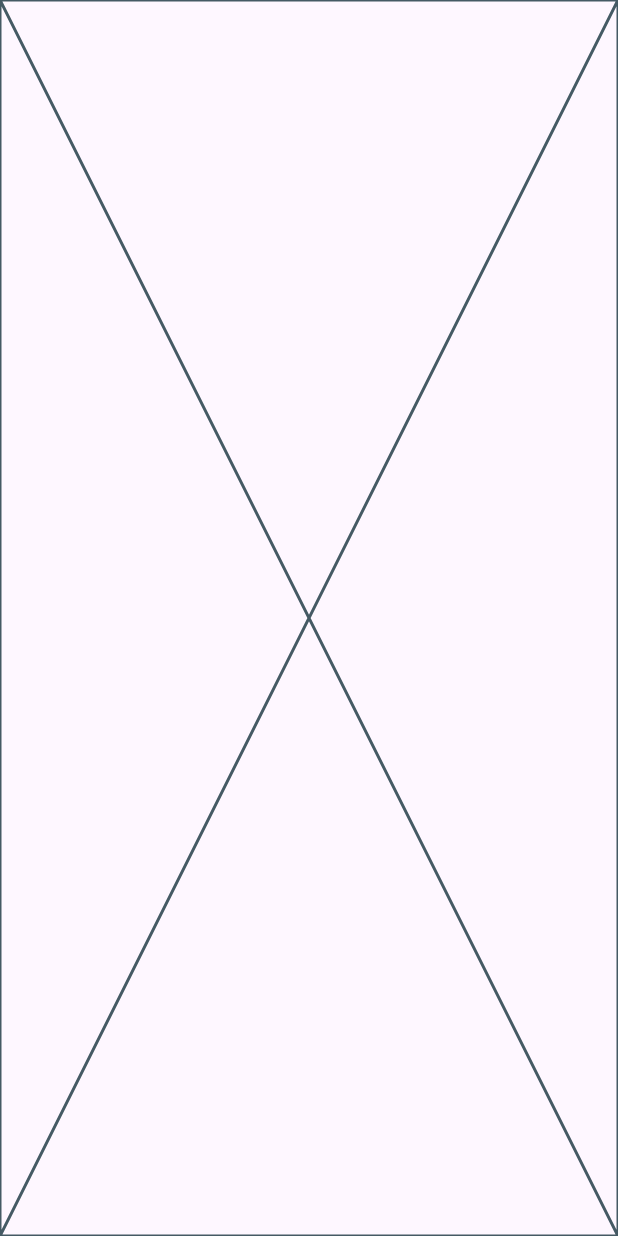
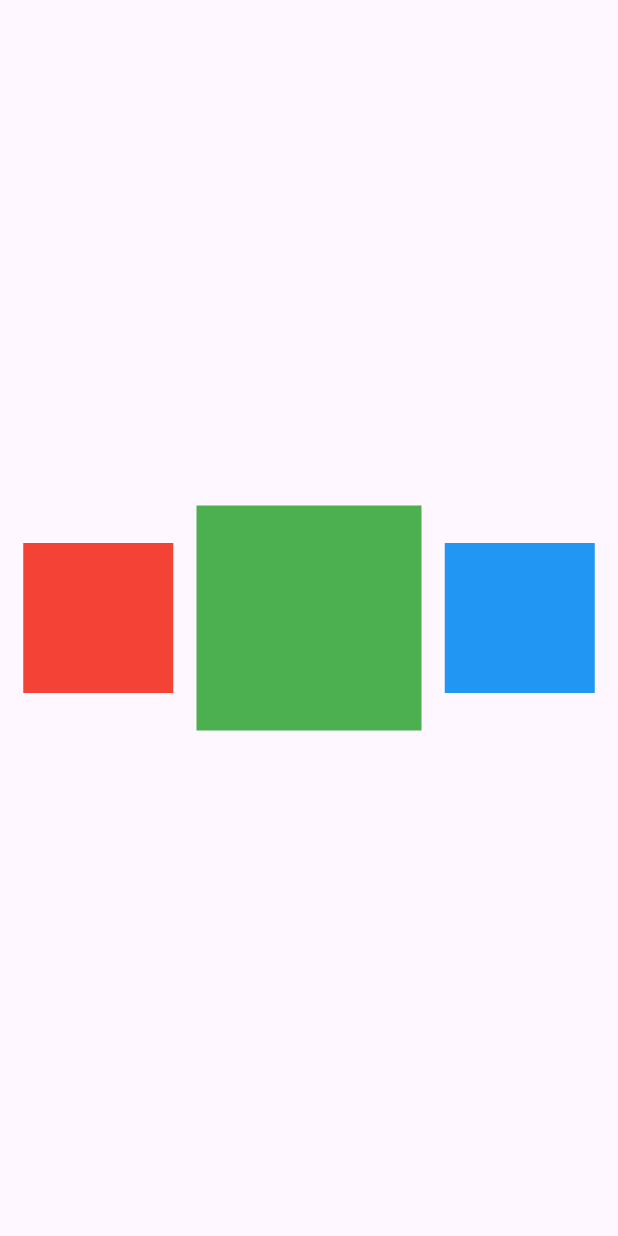
Before and after one commit to andrei-bucurei/hero_here, a Flutter app: the screen it shows after launch, on a phone screen of 412 x 824 dp. Run offline on Flutter 3.47's test engine with Material 3 defaults, Android fonts, the phone set to English and light mode, and no system bars.

Commit message:
Create a model structure

```diff
--- a/example/lib/main.dart
+++ b/example/lib/main.dart
@@ -14,6 +14,8 @@
 
 import 'package:flutter/material.dart';
 import 'package:hero_here/hero_here.dart';
+
+const kHeroTag = 'hero';
 
 void main() => runApp(
       MaterialApp(
@@ -34,7 +36,42 @@ class HeroHereExample extends StatefulWidget {
 
 class _HeroHereExampleState extends State<HeroHereExample> {
   @override
-  Widget build(BuildContext context) => const Scaffold(
-        body: HeroHereSwitcher(),
+  Widget build(BuildContext context) => Scaffold(
+        body: HeroHereSwitcher(
+          child: Center(
+            child: Row(
+              mainAxisAlignment: MainAxisAlignment.spaceEvenly,
+              children: [
+                SizedBox(
+                  width: 100,
+                  height: 100,
+                  child: HeroHere(
+                    key: const ValueKey('red'),
+                    tag: kHeroTag,
+                    child: Container(color: Colors.red),
+                  ),
+                ),
+                SizedBox(
+                  width: 150,
+                  height: 150,
+                  child: HeroHere(
+                    key: const ValueKey('green'),
+                    tag: kHeroTag,
+                    child: Container(color: Colors.green),
+                  ),
+                ),
+                SizedBox(
+                  width: 100,
+                  height: 100,
+                  child: HeroHere(
+                    key: const ValueKey('blue'),
+                    tag: kHeroTag,
+                    child: Container(color: Colors.blue),
+                  ),
+                ),
+              ],
+            ),
+          ),
+        ),
       );
 }
--- a/lib/src/hero_here.dart
+++ b/lib/src/hero_here.dart
@@ -12,32 +12,220 @@
 // See the License for the specific language governing permissions and
 // limitations under the License.
 
+import 'dart:collection';
+
+import 'package:flutter/foundation.dart';
 import 'package:flutter/material.dart';
 
+typedef _Hero = _HeroHereState;
+typedef _Switcher = _HeroHereSwitcherState;
+
 class HeroHereSwitcher extends StatefulWidget {
-  const HeroHereSwitcher({super.key});
+  final Widget? child;
+
+  const HeroHereSwitcher({
+    super.key,
+    this.child,
+  });
 
   @override
   State<HeroHereSwitcher> createState() => _HeroHereSwitcherState();
 }
 
-class _HeroHereSwitcherState extends State<HeroHereSwitcher> {
+class _HeroHereSwitcherState extends State<HeroHereSwitcher>
+    with TickerProviderStateMixin {
+  final _childKey = GlobalKey();
+  final _flightsByTag = <Object, _Flight>{};
+  late _SwitchingState _switchingState = _Idle(switcher: this);
+
+  Iterable<_Flight> get flights => _flightsByTag.values;
+
+  @override
+  void dispose() {
+    for (final flight in flights) {
+      flight.dispose();
+    }
+    super.dispose();
+  }
+
+  Set<_Hero> findHeroes() => _childKey.currentContext?.findHeroes() ?? const {};
+
+  @override
+  Widget build(BuildContext context) => Material(
+        child: Stack(
+          children: [
+            _buildChild(),
+            _buildSky(),
+          ],
+        ),
+      );
+
+  Widget _buildChild() {
+    _switchingState.execute();
+    return RepaintBoundary(
+      key: _childKey,
+      child: widget.child ?? const SizedBox(),
+    );
+  }
+
+  Widget _buildSky() => Stack(
+        children: [
+          ...flights.map(
+            (flight) => _FlightWidget(
+              key: ValueKey(flight.tag),
+              flight: flight,
+            ),
+          ),
+        ],
+      );
+}
+
+abstract class _SwitchingState {
+  final _Switcher switcher;
+
+  _SwitchingState({required this.switcher});
+
+  void execute();
+}
+
+class _Idle extends _SwitchingState {
+  _Idle({required super.switcher});
+
+  @override
+  void execute() {
+    // TODO: implement
+
+    if (kDebugMode) {
+      WidgetsBinding.instance.addPostFrameCallback((_) {
+        print(switcher.findHeroes());
+      });
+    }
+  }
+}
+
+class _Prepare extends _SwitchingState {
+  _Prepare({required super.switcher});
+
+  @override
+  void execute() {
+    // TODO: get current heroes, make and show a stage screenshot, update the switcher's child
+  }
+}
+
+class _Execute extends _SwitchingState {
+  _Execute({required super.switcher});
+
+  @override
+  void execute() {
+    // TODO: get new heroes, hide screenshot, run flights
+  }
+}
+
+class HeroHere extends StatefulWidget {
+  final Object tag;
+  final Widget child;
+
+  const HeroHere({
+    required super.key,
+    required this.tag,
+    required this.child,
+  });
+
+  @override
+  State<HeroHere> createState() => _HeroHereState();
+}
+
+class _HeroHereState extends State<HeroHere> {
+  Key get key => widget.key!;
+
+  Object get tag => widget.tag;
+
+  @override
+  Widget build(BuildContext context) => widget.child;
+
+  @override
+  bool operator ==(Object other) =>
+      (other is _Hero && tag == other.tag) && key == other.key;
+
+  @override
+  int get hashCode => Object.hash(tag, key);
+
+  @override
+  String toString({DiagnosticLevel minLevel = DiagnosticLevel.info}) =>
+      "_Hero(tag: '$tag', key: $key)";
+}
+
+class _FlightWidget extends StatefulWidget {
+  final _Flight flight;
+  const _FlightWidget({
+    super.key,
+    required this.flight,
+  });
+
+  @override
+  State<_FlightWidget> createState() => _FlightWidgetState();
+}
+
+class _FlightWidgetState extends State<_FlightWidget> {
   @override
   Widget build(BuildContext context) {
     return const Placeholder();
   }
 }
 
-class HeroHere extends StatefulWidget {
-  const HeroHere({super.key});
+class _Flight extends ChangeNotifier {
+  final _Switcher switcher;
+  final _FlightManifest manifest;
+
+  _Flight({
+    required this.switcher,
+    required this.manifest,
+  });
+
+  Object get tag => manifest.tag;
+}
+
+class _FlightManifest {
+  final Object tag;
+  _Hero from;
+  _Hero to;
+
+  _FlightManifest({
+    required this.tag,
+    required this.from,
+    required this.to,
+  });
 
   @override
-  State<HeroHere> createState() => _HeroHereState();
+  int get hashCode => Object.hash(from, to);
+
+  @override
+  bool operator ==(Object other) =>
+      (other is _FlightManifest && from == other.from) && to == other.to;
+
+  @override
+  String toString() => '_FlightManifest(from: $from, to: $to)';
 }
 
-class _HeroHereState extends State<HeroHere> {
-  @override
-  Widget build(BuildContext context) {
-    return const Placeholder();
+extension _BuildContext on BuildContext {
+  Set<_Hero> findHeroes() {
+    // ignore: prefer_collection_literals
+    final result = LinkedHashSet<_Hero>();
+
+    void findHeroes(Element element) {
+      final widget = element.widget;
+      if (widget is HeroHere && element is StatefulElement) {
+        result.add(element.state as _Hero);
+      } else if ((widget is HeroMode && !widget.enabled) ||
+          (widget is HeroHereSwitcher) ||
+          (widget is _FlightWidget)) {
+        return;
+      }
+      element.visitChildElements(findHeroes);
+    }
+
+    visitChildElements(findHeroes);
+
+    return result;
   }
 }
```
